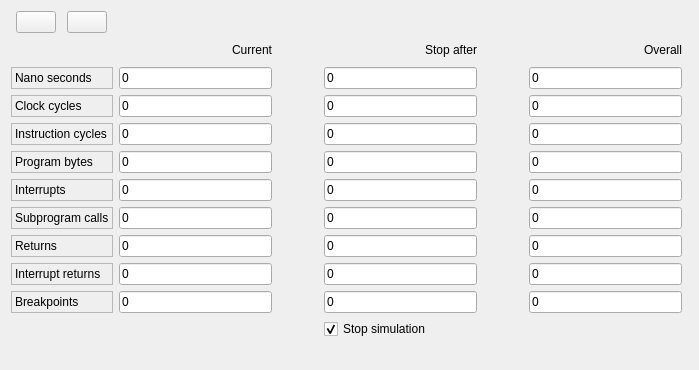
First picture: the form in IDE/GUI/widgets/Tools/StopWatch/stopwatch.ui, repository AbyssAbbeba/MDS-picoblaze-AVR-ide, before the edit.
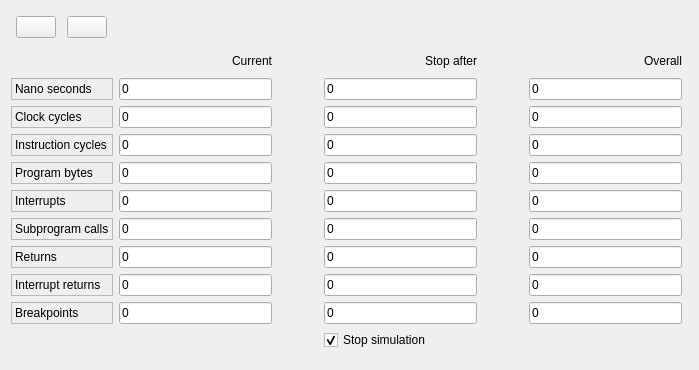
Second picture: the form after the edit. Icons and pictures are not drawn.

```diff
--- a/IDE/GUI/widgets/Tools/StopWatch/stopwatch.ui
+++ b/IDE/GUI/widgets/Tools/StopWatch/stopwatch.ui
@@ -902,8 +902,13 @@
      </property>
     </widget>
    </item>
-   <item row="0" column="5">
+   <item row="0" column="3" colspan="3">
     <widget class="QLabel" name="labelStahp">
+     <property name="font">
+      <font>
+       <pointsize>22</pointsize>
+      </font>
+     </property>
      <property name="text">
       <string/>
      </property>
```
